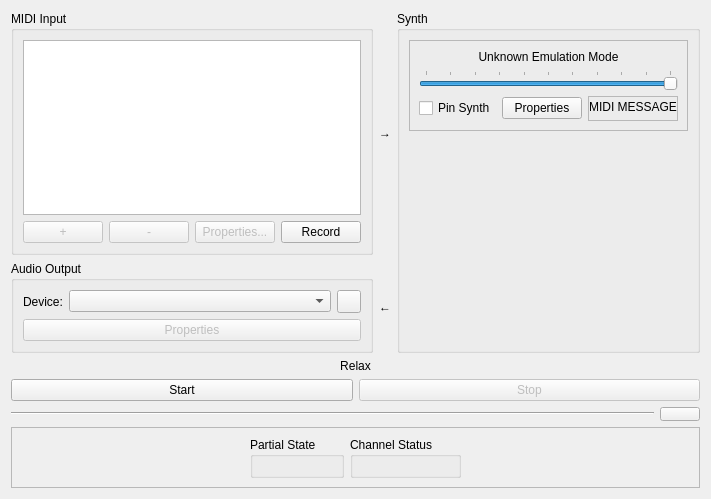
Qt form mt32emu_qt/src/SynthWidget.ui (Stino/munt) before a commit.
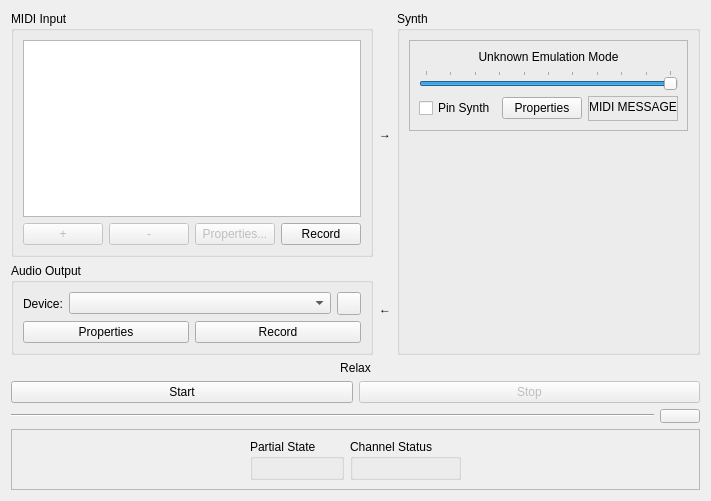
The same form after that commit. Icons and pictures are not drawn.

Commit message: - In mt32emu_qt, introduced a possibility to synchronously record audio output from a synth to a file along while listening

What changed in the file:
```diff
--- a/mt32emu_qt/src/SynthWidget.ui
+++ b/mt32emu_qt/src/SynthWidget.ui
@@ -7,7 +7,7 @@
     <x>0</x>
     <y>0</y>
     <width>654</width>
-    <height>499</height>
+    <height>501</height>
    </rect>
   </property>
   <property name="sizePolicy">
@@ -92,7 +92,7 @@
        </property>
        <layout class="QVBoxLayout" name="verticalLayout_4">
         <item>
-         <layout class="QHBoxLayout" name="horizontalLayout_5">
+         <layout class="QHBoxLayout" name="horizontalLayout_2">
           <item>
            <widget class="QLabel" name="label_5">
             <property name="sizePolicy">
@@ -123,14 +123,22 @@
          </layout>
         </item>
         <item>
+         <layout class="QHBoxLayout" name="horizontalLayout_5">
+          <item>
          <widget class="QPushButton" name="audioPropertiesButton">
-          <property name="enabled">
-           <bool>false</bool>
-          </property>
           <property name="text">
            <string>Properties</string>
           </property>
          </widget>
+          </item>
+          <item>
+           <widget class="QPushButton" name="audioRecord">
+            <property name="text">
+             <string>Record</string>
+            </property>
+           </widget>
+          </item>
+         </layout>
         </item>
        </layout>
       </widget>
```
Lines whose indentation alone changed are shown as unchanged. The commit also changes 8 other files.
